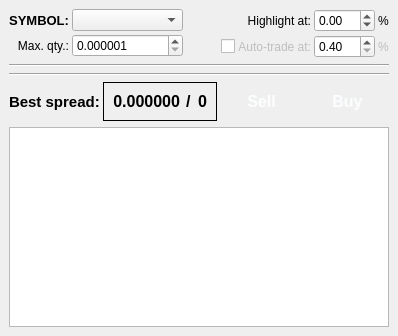
Before: the Qt Designer form sources/Strategies/ArbitrationAdvisor/StrategyWindow.ui in alimogh/trdk, drawn with Qt 5.
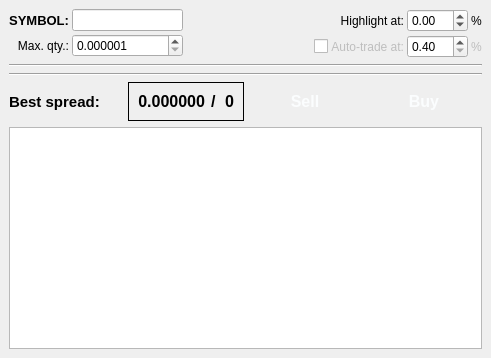
After: the same form once the commit is applied.

Commit message: Triangular Arbitrage strategy.

Patch:
```diff
--- a/sources/Strategies/ArbitrationAdvisor/StrategyWindow.ui
+++ b/sources/Strategies/ArbitrationAdvisor/StrategyWindow.ui
@@ -6,8 +6,8 @@
    <rect>
     <x>0</x>
     <y>0</y>
-    <width>398</width>
-    <height>336</height>
+    <width>491</width>
+    <height>358</height>
    </rect>
   </property>
   <property name="sizePolicy">
@@ -45,9 +45,6 @@
           </property>
          </widget>
         </item>
-        <item row="0" column="1">
-         <widget class="QComboBox" name="symbol"/>
-        </item>
         <item row="1" column="0">
          <widget class="QLabel" name="maxQtyLabel">
           <property name="text">
@@ -74,6 +71,13 @@
           </property>
          </widget>
         </item>
+        <item row="0" column="1">
+         <widget class="QLineEdit" name="symbol">
+          <property name="readOnly">
+           <bool>true</bool>
+          </property>
+         </widget>
+        </item>
        </layout>
       </item>
       <item>
```
The commit also changes 82 other files.
